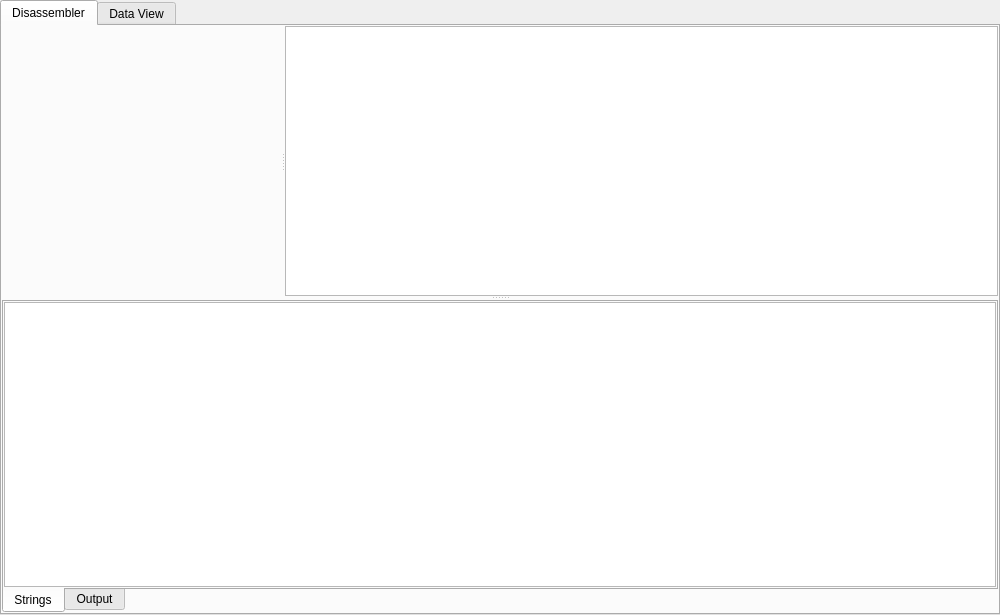
Old version of the form views/disassemblerview/disassemblerview.ui in the repository PREF/PREF.
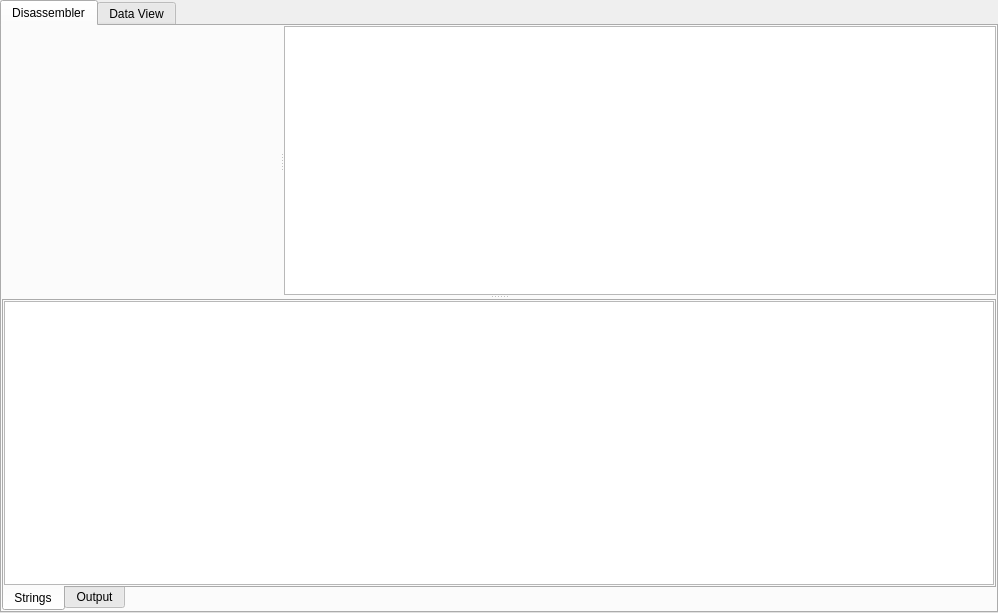
New version of the form. Custom widgets are drawn as their Qt base class.

Patch:
```diff
--- a/views/disassemblerview/disassemblerview.ui
+++ b/views/disassemblerview/disassemblerview.ui
@@ -6,8 +6,8 @@
    <rect>
     <x>0</x>
     <y>0</y>
-    <width>1000</width>
-    <height>615</height>
+    <width>998</width>
+    <height>613</height>
    </rect>
   </property>
   <property name="windowTitle">
```
Left out of the diff: 2 changed lines with no effect on the pictures.
